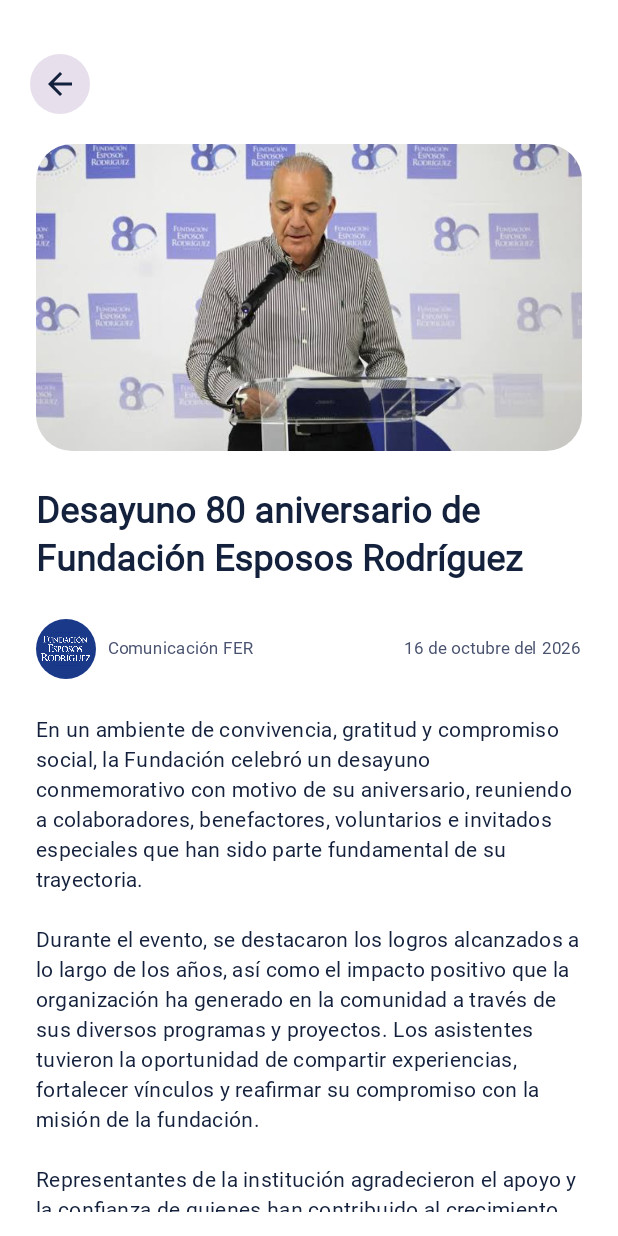
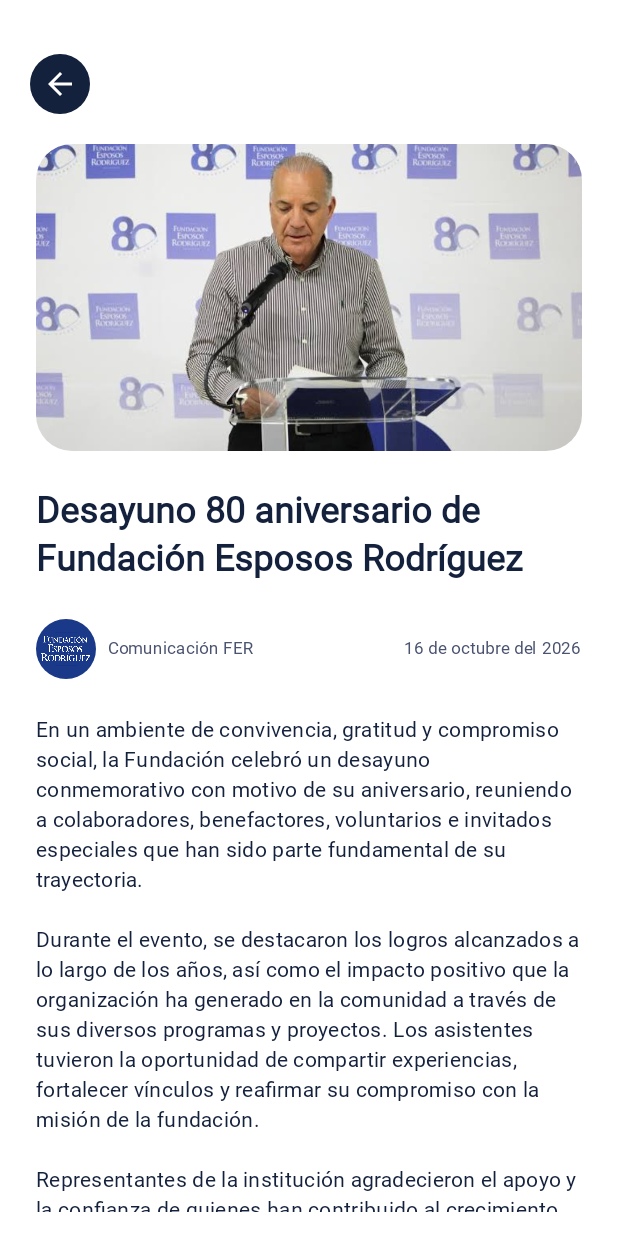
Before and after one commit to snwflwrsoph/fundacionApp, an Android app built with Jetpack Compose: the @Preview function NewScreenPreview, on a phone screen of 412 x 824 dp. Run offline under Robolectric (Android 15) with nearby library versions, the phone set to English and light mode, and no system bars; Roboto replaces fonts that are not available here.

Commit message:
fix: return button on new detail screen colors

```diff
--- a/app/src/main/java/com/fer/app/ui/noticia/NewsDetailScreen.kt
+++ b/app/src/main/java/com/fer/app/ui/noticia/NewsDetailScreen.kt
@@ -77,8 +77,8 @@ fun NewsDetailScreen(
             FilledTonalIconButton(
                 onClick = onBack,
                 colors = IconButtonDefaults.filledTonalIconButtonColors(
-                    containerColor = MaterialTheme.colorScheme.surfaceVariant,
-                    contentColor = MaterialTheme.colorScheme.onSurface
+                    containerColor = MaterialTheme.colorScheme.onSurface,
+                    contentColor = MaterialTheme.colorScheme.surface
                 )
                 ) {
                 Icon(
```
